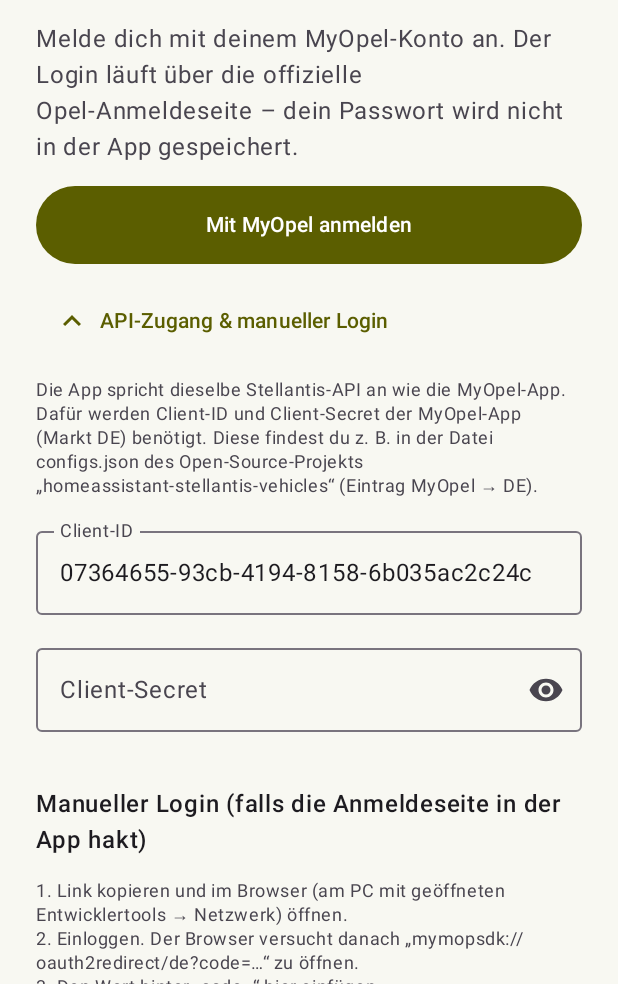
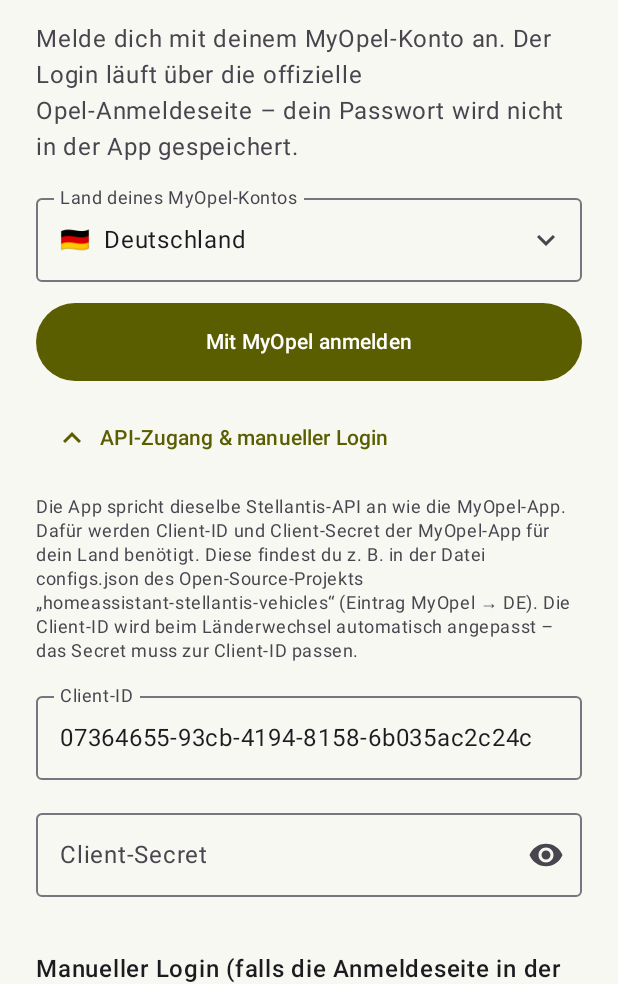
Before and after one commit to mj1985/astra_app, an Android app built with Jetpack Compose: the screen it shows after launch (MainActivity), on a phone screen of 412 x 824 dp, the part 252-1236 px from its top. Run offline under Robolectric (Android 15) with nearby library versions, the phone set to English and light mode, and no system bars; libraries missing offline, so code that uses them is left out: org.eclipse.paho; pictures from the network do not load.

Commit message:
Länderauswahl beim Login, Client-Secrets optional aus local.properties
Alle 39 MyOpel-Märkte wählbar; Locale, Redirect und Client-ID folgen dem Land. Secrets werden beim Build aus local.properties übernommen und liegen nicht im Repo.

```diff
--- a/app/src/main/java/com/astraconnect/app/AppViewModel.kt
+++ b/app/src/main/java/com/astraconnect/app/AppViewModel.kt
@@ -176,7 +176,8 @@ class AppViewModel(app: Application) : AndroidViewModel(app) {
 
     // ------------------------------------------------------------------ Login
 
-    fun saveClientConfig(clientId: String, clientSecret: String) {
+    fun saveClientConfig(country: String, clientId: String, clientSecret: String) {
+        auth.country = country
         auth.clientId = clientId
         auth.clientSecret = clientSecret
     }
--- a/app/src/main/java/com/astraconnect/app/data/ApiConfig.kt
+++ b/app/src/main/java/com/astraconnect/app/data/ApiConfig.kt
@@ -1,4 +1,6 @@
 package com.astraconnect.app.data
+
+import com.astraconnect.app.BuildConfig
 
 /**
  * Endpunkte der Stellantis (ehem. PSA) Connected-Car-API v4, wie sie auch die MyOpel-App nutzt.
@@ -8,11 +10,77 @@ object ApiConfig {
     const val API_BASE = "https://api.groupe-psa.com/connectedcar/v4/user"
     const val REALM = "clientsB2COpel"
     const val SCHEME = "mymopsdk"
-    const val LOCALE = "de-DE"
-    const val CULTURE = "de"
 
-    /** Client-ID der MyOpel-App (Deutschland / Österreich). */
+    /** Client-ID der MyOpel-App für die meisten europäischen Märkte (u. a. DE / AT / CH). */
     const val DEFAULT_CLIENT_ID = "07364655-93cb-4194-8158-6b035ac2c24c"
 
-    const val REDIRECT_URI = "$SCHEME://oauth2redirect/$CULTURE"
+    /** Client-ID der MyOpel-App für einige weitere Märkte (Baltikum, Malta, Neuseeland, Taiwan). */
+    private const val ALT_CLIENT_ID = "a009239a-ed2a-49f9-9e6f-3f59703d469d"
+
+    const val DEFAULT_COUNTRY = "DE"
+
+    /** Ein Markt der MyOpel-App. Login-Server und Realm sind überall gleich, nur Locale und Client-ID variieren. */
+    data class Market(val code: String, val name: String, val locale: String, val clientId: String = DEFAULT_CLIENT_ID) {
+        val redirectUri: String get() = "$SCHEME://oauth2redirect/${code.lowercase()}"
+    }
+
+    /** Märkte laut configs.json von „homeassistant-stellantis-vehicles“ (MyOpel), alphabetisch nach Name. */
+    val MARKETS: List<Market> = listOf(
+        Market("BE", "Belgien", "fr-BE"),
+        Market("BG", "Bulgarien", "bg-BG"),
+        Market("DK", "Dänemark", "da-DK"),
+        Market("DE", "Deutschland", "de-DE"),
+        Market("EE", "Estland", "et-EE", ALT_CLIENT_ID),
+        Market("FI", "Finnland", "fi-FI"),
+        Market("FR", "Frankreich", "fr-FR"),
+        Market("GF", "Französisch-Guayana", "fr-GF"),
+        Market("GR", "Griechenland", "el-GR"),
+        Market("GP", "Guadeloupe", "fr-GP"),
+        Market("IE", "Irland", "en-IE"),
+        Market("IS", "Island", "en-IS"),
+        Market("IT", "Italien", "it-IT"),
+        Market("JP", "Japan", "ja-JP"),
+        Market("HR", "Kroatien", "hr-HR"),
+        Market("LV", "Lettland", "lv-LV", ALT_CLIENT_ID),
+        Market("LT", "Litauen", "lt-LT", ALT_CLIENT_ID),
+        Market("LU", "Luxemburg", "fr-LU"),
+        Market("MT", "Malta", "en-MT", ALT_CLIENT_ID),
+        Market("MQ", "Martinique", "fr-MQ"),
+        Market("NZ", "Neuseeland", "en-NZ", ALT_CLIENT_ID),
+        Market("NL", "Niederlande", "nl-NL"),
+        Market("NO", "Norwegen", "nb-NO"),
+        Market("AT", "Österreich", "de-AT"),
+        Market("PL", "Polen", "pl-PL"),
+        Market("PT", "Portugal", "pt-PT"),
+        Market("RE", "Réunion", "fr-RE"),
+        Market("RO", "Rumänien", "ro-RO"),
+        Market("RU", "Russland", "ru-RU"),
+        Market("SE", "Schweden", "sv-SE"),
+        Market("CH", "Schweiz", "fr-CH"),
+        Market("SG", "Singapur", "en-SG"),
+        Market("SK", "Slowakei", "sk-SK"),
+        Market("SI", "Slowenien", "sl-SI"),
+        Market("ES", "Spanien", "es-ES"),
+        Market("TW", "Taiwan", "zh-TW", ALT_CLIENT_ID),
+        Market("CZ", "Tschechien", "cs-CZ"),
+        Market("TR", "Türkei", "tr-TR"),
+        Market("HU", "Ungarn", "hu-HU"),
+    )
+
+    fun market(code: String?): Market =
+        MARKETS.firstOrNull { it.code.equals(code, ignoreCase = true) }
+            ?: MARKETS.first { it.code == DEFAULT_COUNTRY }
+
+    /** Client-IDs, die zu einem bekannten Markt gehören (zum Erkennen „nicht selbst geändert“). */
+    fun isMarketClientId(id: String) = MARKETS.any { it.clientId == id }
+
+    /**
+     * Beim Build hinterlegtes Client-Secret zur Client-ID (aus local.properties, siehe README).
+     * Leer, wenn nichts hinterlegt ist oder die Client-ID unbekannt ist.
+     */
+    fun builtInSecret(clientId: String): String = when (clientId.trim()) {
+        DEFAULT_CLIENT_ID -> BuildConfig.MYOPEL_SECRET
+        ALT_CLIENT_ID -> BuildConfig.MYOPEL_SECRET_ALT
+        else -> ""
+    }
 }
--- a/app/src/main/java/com/astraconnect/app/data/AuthRepository.kt
+++ b/app/src/main/java/com/astraconnect/app/data/AuthRepository.kt
@@ -17,7 +17,7 @@ class AuthExpiredException(message: String) : Exception(message)
 /**
  * OAuth2 (Authorization-Code-Flow) gegen das Opel/Stellantis-Login.
  * Das Passwort berührt die App nie direkt – der Login passiert im Web-Formular von Opel,
- * die App fängt nur den Redirect `mymopsdk://oauth2redirect/de?code=…` ab.
+ * die App fängt nur den Redirect `mymopsdk://oauth2redirect/<land>?code=…` ab.
  */
 class AuthRepository(private val store: SecureStore, private val http: OkHttpClient) {
 
@@ -26,13 +26,30 @@ class AuthRepository(private val store: SecureStore, private val http: OkHttpCli
     // es dabei aus, der zweite Aufruf scheiterte mit invalid_grant und die App meldete sich ab.
     private val mutex get() = GLOBAL_MUTEX
 
+    /** Gewählter MyOpel-Markt (Land). Bestimmt Locale, Redirect und die Standard-Client-ID. */
+    var country: String
+        get() = market.code
+        set(v) = store.put(K_COUNTRY, ApiConfig.market(v).code)
+
+    val market: ApiConfig.Market get() = ApiConfig.market(store.get(K_COUNTRY))
+    val locale: String get() = market.locale
+    val redirectUri: String get() = market.redirectUri
+
     var clientId: String
-        get() = store.get(K_CLIENT_ID)?.takeIf { it.isNotBlank() } ?: ApiConfig.DEFAULT_CLIENT_ID
+        get() = store.get(K_CLIENT_ID)?.takeIf { it.isNotBlank() } ?: market.clientId
         set(v) = store.put(K_CLIENT_ID, v.trim())
 
+    /**
+     * Selbst eingetragenes Secret, sonst das beim Build hinterlegte. Entspricht der Eintrag dem
+     * hinterlegten Wert, wird nichts gespeichert – so greift ein neues Secret nach einem App-Update.
+     * Setzt voraus, dass [clientId] vorher gesetzt wurde.
+     */
     var clientSecret: String
-        get() = store.get(K_CLIENT_SECRET).orEmpty()
-        set(v) = store.put(K_CLIENT_SECRET, v.trim())
+        get() = store.get(K_CLIENT_SECRET)?.takeIf { it.isNotBlank() } ?: ApiConfig.builtInSecret(clientId)
+        set(v) {
+            val s = v.trim()
+            store.put(K_CLIENT_SECRET, if (s == ApiConfig.builtInSecret(clientId)) "" else s)
+        }
 
     val isLoggedIn: Boolean get() = store.get(K_REFRESH) != null || store.get(K_ACCESS) != null
 
@@ -40,9 +57,9 @@ class AuthRepository(private val store: SecureStore, private val http: OkHttpCli
         "${ApiConfig.OAUTH_BASE}/authorize".toHttpUrl().newBuilder()
             .addQueryParameter("client_id", clientId)
             .addQueryParameter("response_type", "code")
-            .addQueryParameter("redirect_uri", ApiConfig.REDIRECT_URI)
+            .addQueryParameter("redirect_uri", redirectUri)
             .addQueryParameter("scope", "openid profile email")
-            .addQueryParameter("locale", ApiConfig.LOCALE)
+            .addQueryParameter("locale", locale)
             .build().toString()
 
     suspend fun exchangeCode(code: String) = mutex.withLock {
@@ -50,7 +67,7 @@ class AuthRepository(private val store: SecureStore, private val http: OkHttpCli
             FormBody.Builder()
                 .add("grant_type", "authorization_code")
                 .add("code", code.trim())
-                .add("redirect_uri", ApiConfig.REDIRECT_URI)
+                .add("redirect_uri", redirectUri)
                 .build()
         )
     }
@@ -117,6 +134,7 @@ class AuthRepository(private val store: SecureStore, private val http: OkHttpCli
 
     private companion object {
         val GLOBAL_MUTEX = Mutex()
+        const val K_COUNTRY = "country"
         const val K_CLIENT_ID = "client_id"
         const val K_CLIENT_SECRET = "client_secret"
         const val K_ACCESS = "access_token"
--- a/app/src/main/java/com/astraconnect/app/data/RemoteControl.kt
+++ b/app/src/main/java/com/astraconnect/app/data/RemoteControl.kt
@@ -318,7 +318,7 @@ class RemoteControl(
 
     private fun apiUrl(path: String): HttpUrl = ("https://api.groupe-psa.com$path").toHttpUrl().newBuilder()
         .addQueryParameter("client_id", auth.clientId)
-        .addQueryParameter("locale", ApiConfig.LOCALE)
+        .addQueryParameter("locale", auth.locale)
         .build()
 
     /** HTTP-Aufruf mit den Headern der MyOpel-App. post == null → GET. */
--- a/app/src/main/java/com/astraconnect/app/data/StellantisApi.kt
+++ b/app/src/main/java/com/astraconnect/app/data/StellantisApi.kt
@@ -82,7 +82,7 @@ class StellantisApi(private val auth: AuthRepository, private val http: OkHttpCl
         ApiConfig.API_BASE.toHttpUrl().newBuilder().apply {
             segments.forEach { addPathSegment(it) }
             addQueryParameter("client_id", auth.clientId)
-            addQueryParameter("locale", ApiConfig.LOCALE)
+            addQueryParameter("locale", auth.locale)
         }.build()
 
     private suspend fun get(url: HttpUrl, retried: Boolean = false): JSONObject {
--- a/app/src/main/java/com/astraconnect/app/ui/LoginScreen.kt
+++ b/app/src/main/java/com/astraconnect/app/ui/LoginScreen.kt
@@ -7,6 +7,7 @@ import android.webkit.WebResourceRequest
 import android.webkit.WebView
 import android.webkit.WebViewClient
 import androidx.activity.compose.BackHandler
+import androidx.compose.foundation.clickable
 import androidx.compose.foundation.layout.Arrangement
 import androidx.compose.foundation.layout.Box
 import androidx.compose.foundation.layout.Column
@@ -14,6 +15,7 @@ import androidx.compose.foundation.layout.Spacer
 import androidx.compose.foundation.layout.fillMaxSize
 import androidx.compose.foundation.layout.fillMaxWidth
 import androidx.compose.foundation.layout.height
+import androidx.compose.foundation.layout.heightIn
 import androidx.compose.foundation.layout.imePadding
 import androidx.compose.foundation.layout.padding
 import androidx.compose.foundation.layout.size
@@ -29,6 +31,8 @@ import androidx.compose.material.icons.filled.Visibility
 import androidx.compose.material.icons.filled.VisibilityOff
 import androidx.compose.material3.Button
 import androidx.compose.material3.CircularProgressIndicator
+import androidx.compose.material3.DropdownMenu
+import androidx.compose.material3.DropdownMenuItem
 import androidx.compose.material3.ExperimentalMaterial3Api
 import androidx.compose.material3.Icon
 import androidx.compose.material3.IconButton
@@ -72,7 +76,9 @@ fun LoginScreen(vm: AppViewModel) {
         return
     }
 
+    var country by rememberSaveable { mutableStateOf(vm.auth.country) }
     var clientId by rememberSaveable { mutableStateOf(vm.auth.clientId) }
+    val market = ApiConfig.market(country)
     var secret by rememberSaveable { mutableStateOf(vm.auth.clientSecret) }
     var showSecret by remember { mutableStateOf(false) }
     var advanced by rememberSaveable { mutableStateOf(vm.auth.clientSecret.isBlank()) }
@@ -94,12 +100,28 @@ fun LoginScreen(vm: AppViewModel) {
                 color = MaterialTheme.colorScheme.onSurfaceVariant,
             )
 
+            CountryPicker(
+                selected = market,
+                enabled = !ui.loggingIn,
+                onSelect = { m ->
+                    // Client-ID und Secret nur mitziehen, wenn sie nicht von Hand geändert wurden.
+                    if (clientId.isBlank() || ApiConfig.isMarketClientId(clientId.trim())) {
+                        if (secret.isBlank() || secret.trim() == ApiConfig.builtInSecret(clientId)) {
+                            secret = ApiConfig.builtInSecret(m.clientId)
+                        }
+                        clientId = m.clientId
+                        if (secret.isBlank()) advanced = true
+                    }
+                    country = m.code
+                },
+            )
+
             if (ui.loggingIn) LinearProgressIndicator(Modifier.fillMaxWidth())
             ui.error?.let { Text(it, color = MaterialTheme.colorScheme.error) }
 
             Button(
                 onClick = {
-                    vm.saveClientConfig(clientId, secret)
+                    vm.saveClientConfig(country, clientId, secret)
                     if (secret.isBlank()) { advanced = true; vm.showError("Bitte zuerst das Client-Secret eintragen.") }
                     else { vm.showError(null); showWeb = true }
                 },
@@ -115,8 +137,11 @@ fun LoginScreen(vm: AppViewModel) {
             if (advanced) {
                 Text(
                     "Die App spricht dieselbe Stellantis-API an wie die MyOpel-App. Dafür werden Client-ID und " +
-                        "Client-Secret der MyOpel-App (Markt DE) benötigt. Diese findest du z. B. in der Datei configs.json " +
-                        "des Open-Source-Projekts „homeassistant-stellantis-vehicles“ (Eintrag MyOpel → DE).",
+                        "Client-Secret der MyOpel-App für dein Land benötigt. Diese findest du z. B. in der Datei configs.json " +
+                        "des Open-Source-Projekts „homeassistant-stellantis-vehicles“ (Eintrag MyOpel → ${market.code}). " +
+                        "Die Client-ID wird beim Länderwechsel automatisch angepasst – das Secret muss zur Client-ID passen." +
+                        if (ApiConfig.builtInSecret(clientId).isNotBlank())
+                            "\nDas Secret ist bereits in der App hinterlegt; ein eigener Eintrag hat Vorrang." else "",
                     style = MaterialTheme.typography.bodySmall,
                     color = MaterialTheme.colorScheme.onSurfaceVariant,
                 )
@@ -140,13 +165,13 @@ fun LoginScreen(vm: AppViewModel) {
                 Text("Manueller Login (falls die Anmeldeseite in der App hakt)", fontWeight = FontWeight.SemiBold)
                 Text(
                     "1. Link kopieren und im Browser (am PC mit geöffneten Entwicklertools → Netzwerk) öffnen.\n" +
-                        "2. Einloggen. Der Browser versucht danach „${ApiConfig.REDIRECT_URI}?code=…“ zu öffnen.\n" +
+                        "2. Einloggen. Der Browser versucht danach „${market.redirectUri}?code=…“ zu öffnen.\n" +
                         "3. Den Wert hinter „code=“ hier einfügen.",
                     style = MaterialTheme.typography.bodySmall,
                     color = MaterialTheme.colorScheme.onSurfaceVariant,
                 )
                 OutlinedButton(onClick = {
-                    vm.saveClientConfig(clientId, secret)
+                    vm.saveClientConfig(country, clientId, secret)
                     clipboard.setText(AnnotatedString(vm.auth.authorizeUrl()))
                 }) { Text("Anmelde-Link kopieren") }
                 OutlinedTextField(
@@ -155,7 +180,7 @@ fun LoginScreen(vm: AppViewModel) {
                 )
                 Button(
                     onClick = {
-                        vm.saveClientConfig(clientId, secret)
+                        vm.saveClientConfig(country, clientId, secret)
                         val code = manualCode.substringAfter("code=").substringBefore("&").trim()
                         vm.onAuthCode(code)
                     },
@@ -219,3 +244,44 @@ private fun OAuthWebScreen(url: String, onCode: (String) -> Unit, onError: (Stri
         }
     }
 }
+
+/** Auswahl des MyOpel-Markts. Der Login-Server ist überall derselbe, Land bestimmt Locale/Redirect/Client-ID. */
+@Composable
+private fun CountryPicker(selected: ApiConfig.Market, enabled: Boolean, onSelect: (ApiConfig.Market) -> Unit) {
+    var open by remember { mutableStateOf(false) }
+    Box(Modifier.fillMaxWidth()) {
+        OutlinedTextField(
+            value = "${flag(selected.code)}  ${selected.name}",
+            onValueChange = {},
+            readOnly = true,
+            enabled = enabled,
+            label = { Text("Land deines MyOpel-Kontos") },
+            trailingIcon = { Icon(if (open) Icons.Filled.ExpandLess else Icons.Filled.ExpandMore, null) },
+            singleLine = true,
+            modifier = Modifier.fillMaxWidth(),
+        )
+        // Unsichtbare Fläche über dem Feld: ein readOnly-Textfeld schluckt sonst den Klick.
+        Box(Modifier.matchParentSize().clickable(enabled = enabled) { open = true })
+        DropdownMenu(
+            expanded = open,
+            onDismissRequest = { open = false },
+            modifier = Modifier.heightIn(max = 420.dp),
+        ) {
+            ApiConfig.MARKETS.forEach { m ->
+                DropdownMenuItem(
+                    text = {
+                        Text(
+                            "${flag(m.code)}  ${m.name}",
+                            fontWeight = if (m.code == selected.code) FontWeight.Bold else null,
+                        )
+                    },
+                    onClick = { open = false; onSelect(m) },
+                )
+            }
+        }
+    }
+}
+
+/** Flaggen-Emoji aus dem ISO-Ländercode (zwei Regional-Indicator-Zeichen). */
+private fun flag(code: String): String =
+    code.uppercase().map { String(Character.toChars(0x1F1E6 + (it - 'A'))) }.joinToString("")
```
Also changed, not shown: app/build.gradle.kts (+14 -0 lines), 2 other files.
